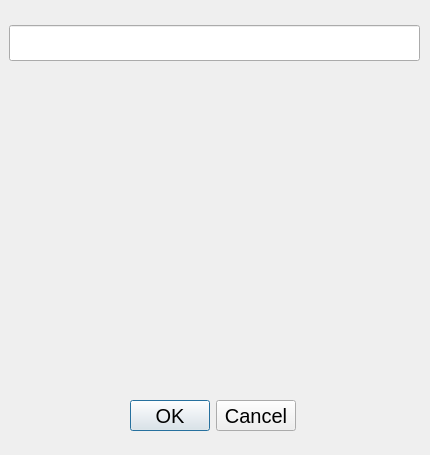
This is m_monitron_0_0/numpad.ui in StokeDude18/m_monitron as Qt 5 draws it before an edit. The edited form follows.
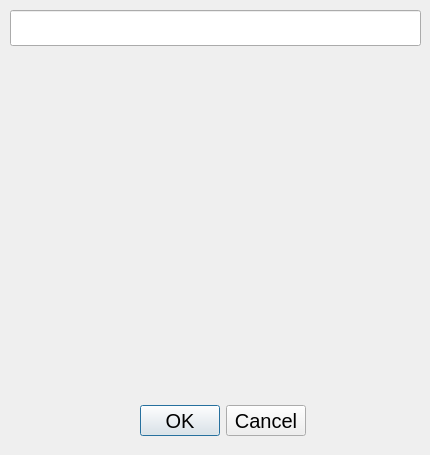
This is the edited form.

```diff
--- a/m_monitron_0_0/numpad.ui
+++ b/m_monitron_0_0/numpad.ui
@@ -17,9 +17,9 @@
    <property name="geometry">
     <rect>
      <x>0</x>
-     <y>75</y>
+     <y>80</y>
      <width>426</width>
-     <height>311</height>
+     <height>306</height>
     </rect>
    </property>
    <layout class="QVBoxLayout" name="VL">
@@ -43,8 +43,8 @@
   <widget class="QDialogButtonBox" name="buttonBox">
    <property name="geometry">
     <rect>
-     <x>125</x>
-     <y>400</y>
+     <x>135</x>
+     <y>405</y>
      <width>171</width>
      <height>31</height>
     </rect>
@@ -70,8 +70,8 @@
   <widget class="QLineEdit" name="le_Entry">
    <property name="geometry">
     <rect>
-     <x>9</x>
-     <y>25</y>
+     <x>10</x>
+     <y>10</y>
      <width>411</width>
      <height>36</height>
     </rect>
@@ -84,6 +84,48 @@
     </font>
    </property>
   </widget>
+  <widget class="QLabel" name="l_Val_mV">
+   <property name="enabled">
+    <bool>true</bool>
+   </property>
+   <property name="geometry">
+    <rect>
+     <x>225</x>
+     <y>55</y>
+     <width>111</width>
+     <height>26</height>
+    </rect>
+   </property>
+   <property name="font">
+    <font>
+     <pointsize>12</pointsize>
+    </font>
+   </property>
+   <property name="text">
+    <string/>
+   </property>
+  </widget>
+  <widget class="QLabel" name="l_mV">
+   <property name="enabled">
+    <bool>true</bool>
+   </property>
+   <property name="geometry">
+    <rect>
+     <x>140</x>
+     <y>55</y>
+     <width>76</width>
+     <height>26</height>
+    </rect>
+   </property>
+   <property name="font">
+    <font>
+     <pointsize>12</pointsize>
+    </font>
+   </property>
+   <property name="text">
+    <string/>
+   </property>
+  </widget>
  </widget>
  <resources/>
  <connections>
```
